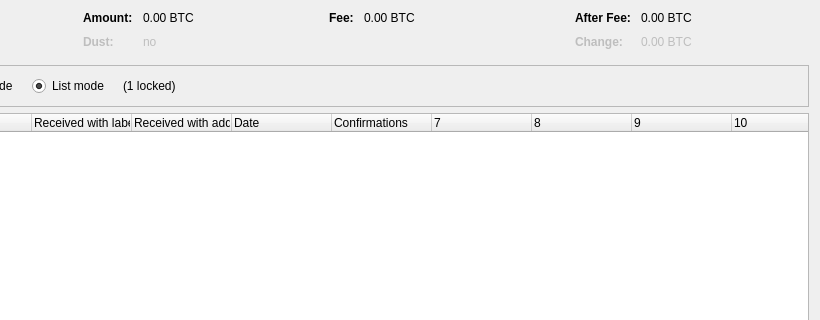
Qt form src/qt/forms/coincontroldialog.ui (carboncointrust/CC) before a commit; both pictures show x 180 to 1000 and y 0 to 320 of the 1000 by 500 pixel window.
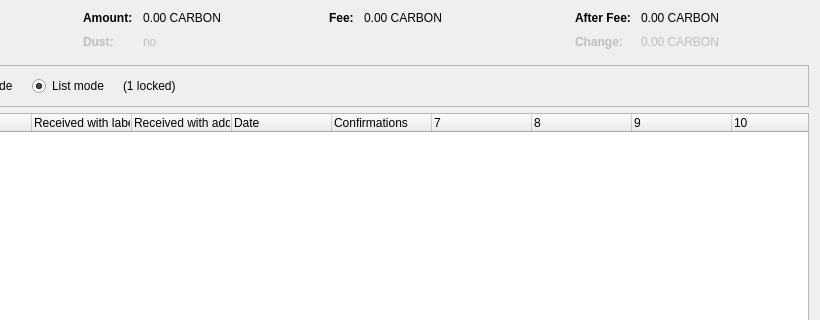
The same form after that commit. Custom widgets are drawn as their Qt base class.

```diff
--- a/src/qt/forms/coincontroldialog.ui
+++ b/src/qt/forms/coincontroldialog.ui
@@ -132,7 +132,7 @@
           <enum>Qt::ActionsContextMenu</enum>
          </property>
          <property name="text">
-          <string notr="true">0.00 BTC</string>
+          <string notr="true">0.00 CARBON</string>
          </property>
          <property name="textInteractionFlags">
           <set>Qt::LinksAccessibleByMouse|Qt::TextSelectableByKeyboard|Qt::TextSelectableByMouse</set>
@@ -212,7 +212,7 @@
           <enum>Qt::ActionsContextMenu</enum>
          </property>
          <property name="text">
-          <string notr="true">0.00 BTC</string>
+          <string notr="true">0.00 CARBON</string>
          </property>
          <property name="textInteractionFlags">
           <set>Qt::LinksAccessibleByMouse|Qt::TextSelectableByKeyboard|Qt::TextSelectableByMouse</set>
@@ -257,7 +257,7 @@
           <enum>Qt::ActionsContextMenu</enum>
          </property>
          <property name="text">
-          <string notr="true">0.00 BTC</string>
+          <string notr="true">0.00 CARBON</string>
          </property>
          <property name="textInteractionFlags">
           <set>Qt::LinksAccessibleByMouse|Qt::TextSelectableByKeyboard|Qt::TextSelectableByMouse</set>
@@ -292,7 +292,7 @@
           <enum>Qt::ActionsContextMenu</enum>
          </property>
          <property name="text">
-          <string notr="true">0.00 BTC</string>
+          <string notr="true">0.00 CARBON</string>
          </property>
          <property name="textInteractionFlags">
           <set>Qt::LinksAccessibleByMouse|Qt::TextSelectableByKeyboard|Qt::TextSelectableByMouse</set>
```
